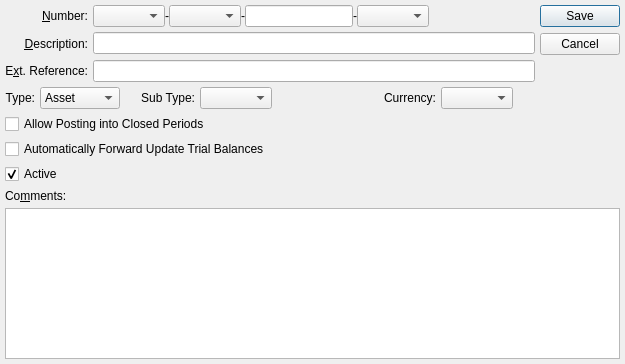
Above: guiclient/accountNumber.ui from knowhow/xtuple before the change. Below: the same form after it.
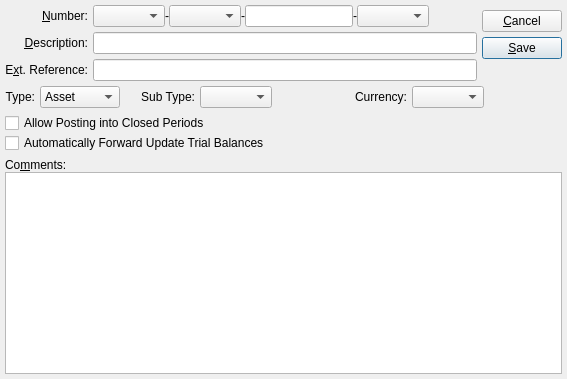
That is the form after the change. Custom widgets are drawn as their Qt base class.

What changed in the file:
```diff
--- a/guiclient/accountNumber.ui
+++ b/guiclient/accountNumber.ui
@@ -13,15 +13,45 @@
    <rect>
     <x>0</x>
     <y>0</y>
-    <width>625</width>
-    <height>364</height>
+    <width>567</width>
+    <height>379</height>
    </rect>
   </property>
   <property name="windowTitle">
    <string>Account Number</string>
   </property>
-  <layout class="QGridLayout" name="gridLayout">
-   <item row="0" column="0">
+  <layout class="QVBoxLayout">
+   <property name="spacing">
+    <number>5</number>
+   </property>
+   <property name="margin">
+    <number>5</number>
+   </property>
+   <item>
+    <layout class="QHBoxLayout">
+     <property name="spacing">
+      <number>5</number>
+     </property>
+     <property name="margin">
+      <number>0</number>
+     </property>
+     <item>
+      <layout class="QHBoxLayout">
+       <property name="spacing">
+        <number>5</number>
+       </property>
+       <property name="margin">
+        <number>0</number>
+       </property>
+       <item>
+        <layout class="QVBoxLayout">
+         <property name="spacing">
+          <number>5</number>
+         </property>
+         <property name="margin">
+          <number>0</number>
+         </property>
+         <item>
     <widget class="QLabel" name="_numberLit">
      <property name="text">
       <string>&amp;Number:</string>
@@ -34,16 +64,58 @@
      </property>
     </widget>
    </item>
-   <item row="0" column="1">
+         <item>
+          <widget class="QLabel" name="_descriptionLit">
+           <property name="text">
+            <string>&amp;Description:</string>
+           </property>
+           <property name="alignment">
+            <set>Qt::AlignRight|Qt::AlignTrailing|Qt::AlignVCenter</set>
+           </property>
+           <property name="buddy">
+            <cstring>_description</cstring>
+           </property>
+          </widget>
+         </item>
+         <item>
+          <widget class="QLabel" name="_extReferenceLit">
+           <property name="text">
+            <string>E&amp;xt. Reference:</string>
+           </property>
+           <property name="alignment">
+            <set>Qt::AlignRight|Qt::AlignTrailing|Qt::AlignVCenter</set>
+           </property>
+           <property name="buddy">
+            <cstring>_extReference</cstring>
+           </property>
+          </widget>
+         </item>
+        </layout>
+       </item>
+       <item>
+        <layout class="QVBoxLayout">
+         <property name="spacing">
+          <number>5</number>
+         </property>
+         <property name="margin">
+          <number>0</number>
+         </property>
+         <item>
     <layout class="QHBoxLayout">
      <property name="spacing">
       <number>0</number>
      </property>
+           <property name="margin">
+            <number>0</number>
+           </property>
      <item>
       <layout class="QHBoxLayout">
        <property name="spacing">
         <number>0</number>
        </property>
+             <property name="margin">
+              <number>0</number>
+             </property>
        <item>
         <widget class="XComboBox" name="_company">
          <property name="type">
@@ -136,58 +208,87 @@
      </item>
     </layout>
    </item>
-   <item row="0" column="2" rowspan="2">
-    <widget class="QDialogButtonBox" name="_buttonBox">
-     <property name="orientation">
-      <enum>Qt::Vertical</enum>
-     </property>
-     <property name="standardButtons">
-      <set>QDialogButtonBox::Cancel|QDialogButtonBox::Save</set>
-     </property>
-    </widget>
-   </item>
-   <item row="1" column="0">
-    <widget class="QLabel" name="_descriptionLit">
-     <property name="text">
-      <string>&amp;Description:</string>
-     </property>
-     <property name="alignment">
-      <set>Qt::AlignRight|Qt::AlignTrailing|Qt::AlignVCenter</set>
-     </property>
-     <property name="buddy">
-      <cstring>_description</cstring>
-     </property>
-    </widget>
-   </item>
-   <item row="1" column="1">
+         <item>
     <widget class="XLineEdit" name="_description"/>
    </item>
-   <item row="2" column="0">
-    <widget class="QLabel" name="_extReferenceLit">
-     <property name="text">
-      <string>E&amp;xt. Reference:</string>
-     </property>
-     <property name="alignment">
-      <set>Qt::AlignRight|Qt::AlignTrailing|Qt::AlignVCenter</set>
-     </property>
-     <property name="buddy">
-      <cstring>_extReference</cstring>
-     </property>
-    </widget>
-   </item>
-   <item row="2" column="1">
+         <item>
     <widget class="XLineEdit" name="_extReference"/>
    </item>
-   <item row="3" column="0" colspan="3">
+        </layout>
+       </item>
+      </layout>
+     </item>
+     <item>
+      <layout class="QVBoxLayout">
+       <property name="spacing">
+        <number>0</number>
+       </property>
+       <property name="margin">
+        <number>0</number>
+       </property>
+       <item>
+        <layout class="QVBoxLayout">
+         <property name="spacing">
+          <number>5</number>
+         </property>
+         <property name="margin">
+          <number>0</number>
+         </property>
+         <item>
+          <widget class="QPushButton" name="_close">
+           <property name="text">
+            <string>&amp;Cancel</string>
+           </property>
+          </widget>
+         </item>
+         <item>
+          <widget class="QPushButton" name="_save">
+           <property name="text">
+            <string>&amp;Save</string>
+           </property>
+           <property name="default">
+            <bool>true</bool>
+           </property>
+          </widget>
+         </item>
+        </layout>
+       </item>
+       <item>
+        <spacer>
+         <property name="orientation">
+          <enum>Qt::Vertical</enum>
+         </property>
+         <property name="sizeType">
+          <enum>QSizePolicy::Preferred</enum>
+         </property>
+         <property name="sizeHint" stdset="0">
+          <size>
+           <width>16</width>
+           <height>16</height>
+          </size>
+         </property>
+        </spacer>
+       </item>
+      </layout>
+     </item>
+    </layout>
+   </item>
+   <item>
     <layout class="QHBoxLayout">
      <property name="spacing">
       <number>5</number>
      </property>
+     <property name="margin">
+      <number>0</number>
+     </property>
      <item>
       <layout class="QHBoxLayout">
        <property name="spacing">
         <number>5</number>
        </property>
+       <property name="margin">
+        <number>0</number>
+       </property>
        <item>
         <widget class="QLabel" name="_typeLit">
          <property name="text">
@@ -250,6 +351,9 @@
        <property name="spacing">
         <number>5</number>
        </property>
+       <property name="margin">
+        <number>0</number>
+       </property>
        <item>
         <widget class="QLabel" name="_subTypeLit">
          <property name="text">
@@ -286,6 +390,9 @@
        <property name="spacing">
         <number>5</number>
        </property>
+       <property name="margin">
+        <number>0</number>
+       </property>
        <item>
         <widget class="QLabel" name="_currencyLit">
          <property name="text">
@@ -323,21 +430,59 @@
      </item>
     </layout>
    </item>
-   <item row="4" column="0" colspan="2">
+   <item>
+    <layout class="QVBoxLayout">
+     <property name="spacing">
+      <number>0</number>
+     </property>
+     <property name="margin">
+      <number>0</number>
+     </property>
+     <item>
+      <layout class="QHBoxLayout">
+       <property name="spacing">
+        <number>0</number>
+       </property>
+       <property name="margin">
+        <number>0</number>
+       </property>
+       <item>
     <widget class="QCheckBox" name="_postIntoClosed">
      <property name="text">
       <string>Allow Posting into Closed Periods</string>
      </property>
     </widget>
    </item>
-   <item row="5" column="0" colspan="2">
+      </layout>
+     </item>
+     <item>
+      <layout class="QHBoxLayout">
+       <property name="spacing">
+        <number>0</number>
+       </property>
+       <property name="margin">
+        <number>0</number>
+       </property>
+       <item>
     <widget class="QCheckBox" name="_forwardUpdate">
      <property name="text">
       <string>Automatically Forward Update Trial Balances</string>
      </property>
     </widget>
    </item>
-   <item row="7" column="0">
+      </layout>
+     </item>
+    </layout>
+   </item>
+   <item>
+    <layout class="QVBoxLayout">
+     <property name="spacing">
+      <number>0</number>
+     </property>
+     <property name="margin">
+      <number>0</number>
+     </property>
+     <item>
     <widget class="QLabel" name="_commentsLit">
      <property name="text">
       <string>Co&amp;mments:</string>
@@ -347,18 +492,10 @@
      </property>
     </widget>
    </item>
-   <item row="8" column="0" colspan="3">
-    <widget class="XTextEdit" name="_comments"/>
-   </item>
-   <item row="6" column="0" colspan="2">
-    <widget class="QCheckBox" name="_active">
-     <property name="text">
-      <string>Active</string>
-     </property>
-     <property name="checked">
-      <bool>true</bool>
-     </property>
-    </widget>
+     <item>
+      <widget class="QTextEdit" name="_comments"/>
+     </item>
+    </layout>
    </item>
   </layout>
  </widget>
@@ -374,12 +511,6 @@
    <class>XLineEdit</class>
    <extends>QLineEdit</extends>
    <header>xlineedit.h</header>
-   <container>1</container>
-  </customwidget>
-  <customwidget>
-   <class>XTextEdit</class>
-   <extends>QTextEdit</extends>
-   <header>xtextedit.h</header>
   </customwidget>
  </customwidgets>
  <tabstops>
```
Left out of the diff: 25 changed lines with no effect on the pictures. Lines whose indentation alone changed are shown as unchanged.
